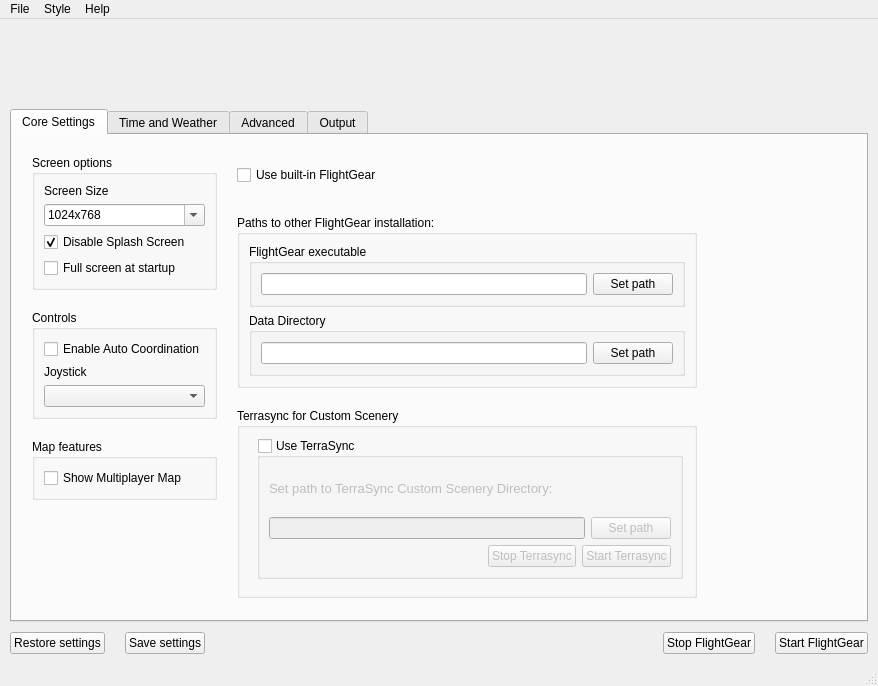
Above: src/fgx.ui from fgx/fgx before the change. Below: the same form after it.
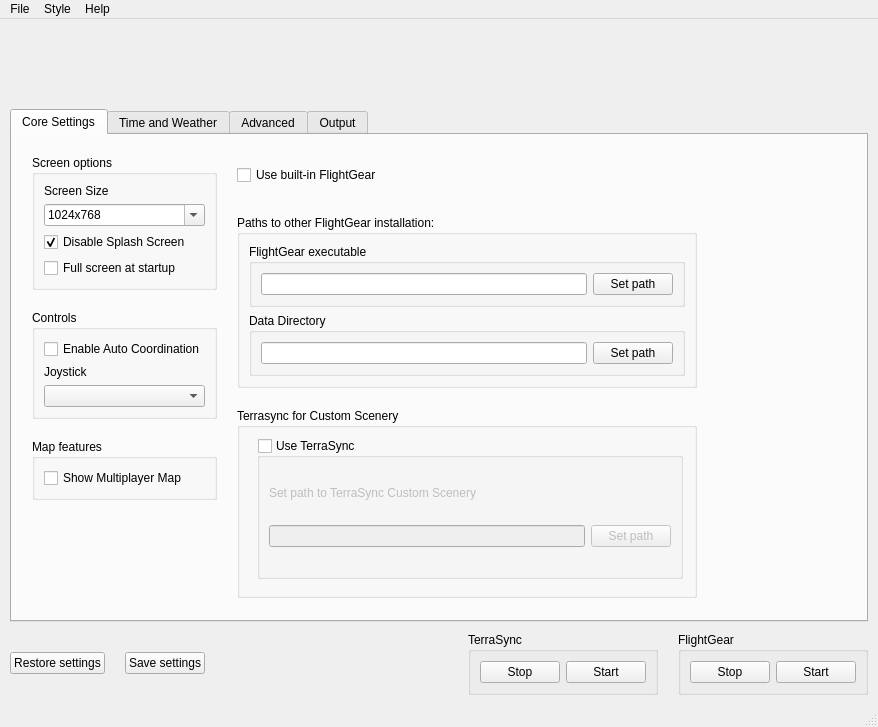
That is the form after the change. Icons and pictures are not drawn.

Commit message: New exe controls

```diff
--- a/src/fgx.ui
+++ b/src/fgx.ui
@@ -367,10 +367,10 @@
                 <bool>false</bool>
                </property>
                <layout class="QGridLayout" name="gridLayout_2">
-                <item row="1" column="0" colspan="3">
+                <item row="1" column="0" colspan="2">
                  <widget class="QLineEdit" name="txtTerraSyncPath"/>
                 </item>
-                <item row="1" column="3">
+                <item row="1" column="2">
                  <widget class="QPushButton" name="buttonTerraSyncPath">
                   <property name="toolTip">
                    <string>Click this when you enter a new path to flightgear data. Will refresh aircraft and airport list with the new fgdata path (if exists!)</string>
@@ -397,36 +397,10 @@
                   </property>
                  </spacer>
                 </item>
-                <item row="2" column="2" colspan="2">
-                 <widget class="QPushButton" name="buttonStartTerraSync">
-                  <property name="text">
-                   <string>Start Terrasync</string>
-                  </property>
-                  <property name="icon">
-                   <iconset resource="resources/icons.qrc">
-                    <normaloff>:/icon/start_enabled</normaloff>:/icon/start_enabled</iconset>
-                  </property>
-                 </widget>
-                </item>
-                <item row="2" column="1">
-                 <widget class="QPushButton" name="buttonStopTerraSync">
-                  <property name="text">
-                   <string>Stop Terrasync</string>
-                  </property>
-                  <property name="icon">
-                   <iconset resource="resources/icons.qrc">
-                    <normaloff>:/icon/stop_disabled</normaloff>:/icon/stop_disabled</iconset>
-                  </property>
-                 </widget>
-                </item>
-                <item row="0" column="0" colspan="4">
+                <item row="0" column="0" colspan="3">
                  <widget class="QLabel" name="label_3">
                   <property name="text">
-                   <string>&lt;!DOCTYPE HTML PUBLIC &quot;-//W3C//DTD HTML 4.0//EN&quot; &quot;http://www.w3.org/TR/REC-html40/strict.dtd&quot;&gt;
-&lt;html&gt;&lt;head&gt;&lt;meta name=&quot;qrichtext&quot; content=&quot;1&quot; /&gt;&lt;style type=&quot;text/css&quot;&gt;
-p, li { white-space: pre-wrap; }
-&lt;/style&gt;&lt;/head&gt;&lt;body style=&quot; font-family:'Lucida Grande'; font-size:13pt; font-weight:400; font-style:normal;&quot;&gt;
-&lt;p style=&quot; margin-top:0px; margin-bottom:0px; margin-left:0px; margin-right:0px; -qt-block-indent:0; text-indent:0px;&quot;&gt;&lt;span style=&quot; font-size:10pt;&quot;&gt;Set path to TerraSync Custom Scenery Directory:&lt;/span&gt;&lt;/p&gt;&lt;/body&gt;&lt;/html&gt;</string>
+                   <string>Set path to TerraSync Custom Scenery</string>
                   </property>
                  </widget>
                 </item>
@@ -919,9 +893,46 @@
          </spacer>
         </item>
         <item>
+         <widget class="QGroupBox" name="groupBox_2">
+          <property name="title">
+           <string>TerraSync</string>
+          </property>
+          <layout class="QHBoxLayout" name="horizontalLayout_9">
+           <item>
+            <widget class="QPushButton" name="buttonStopTerraSync">
+             <property name="text">
+              <string>Stop</string>
+             </property>
+             <property name="icon">
+              <iconset resource="resources/icons.qrc">
+               <normaloff>:/icon/stop_disabled</normaloff>:/icon/stop_disabled</iconset>
+             </property>
+            </widget>
+           </item>
+           <item>
+            <widget class="QPushButton" name="buttonStartTerraSync">
+             <property name="text">
+              <string>Start</string>
+             </property>
+             <property name="icon">
+              <iconset resource="resources/icons.qrc">
+               <normaloff>:/icon/start_enabled</normaloff>:/icon/start_enabled</iconset>
+             </property>
+            </widget>
+           </item>
+          </layout>
+         </widget>
+        </item>
+        <item>
+         <widget class="QGroupBox" name="groupBoxFgControls">
+          <property name="title">
+           <string>FlightGear</string>
+          </property>
+          <layout class="QHBoxLayout" name="horizontalLayout_8">
+           <item>
          <widget class="QPushButton" name="buttonStopFg">
           <property name="text">
-           <string>Stop FlightGear</string>
+              <string>Stop</string>
           </property>
           <property name="icon">
            <iconset resource="resources/icons.qrc">
@@ -932,12 +943,15 @@
         <item>
          <widget class="QPushButton" name="buttonStartFg">
           <property name="text">
-           <string>Start FlightGear</string>
+              <string>Start</string>
           </property>
           <property name="icon">
            <iconset resource="resources/icons.qrc">
             <normaloff>:/icon/start_enabled</normaloff>:/icon/start_enabled</iconset>
           </property>
+            </widget>
+           </item>
+          </layout>
          </widget>
         </item>
        </layout>
```
Left out of the diff: 2 changed lines with no effect on the pictures. Lines whose indentation alone changed are shown as unchanged. The commit also changes 5 other files.
